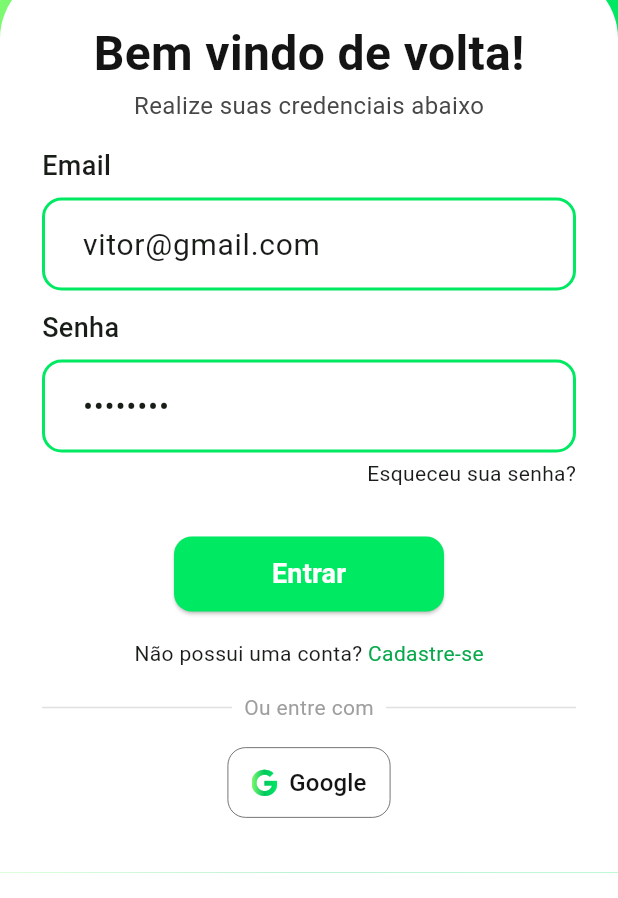
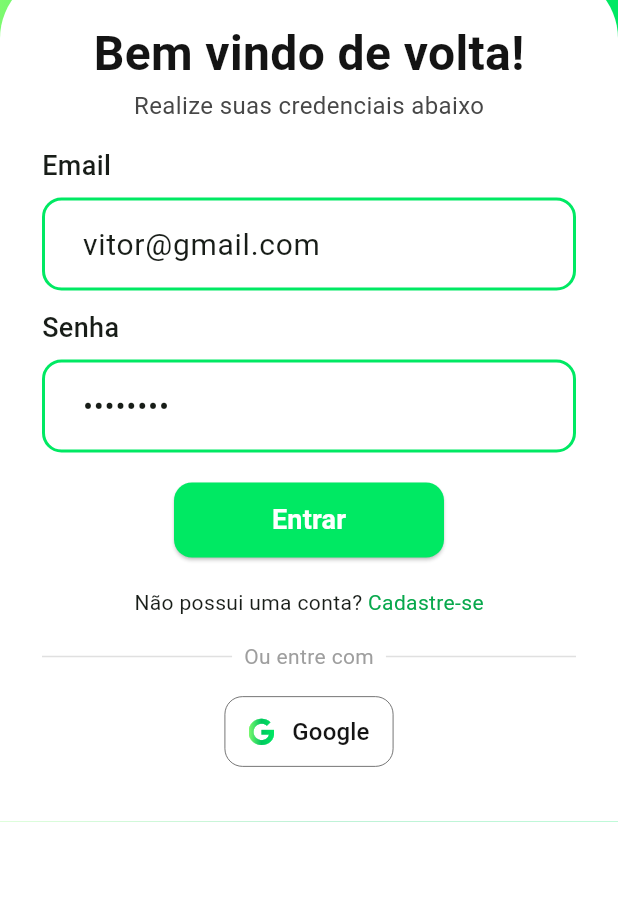
Before and after one commit to VitorMendonca62/flutter_firebase, a Flutter app: the screen it shows after launch, on a phone screen of 412 x 824 dp, the part 338-1236 px from its top. Run offline on Flutter 3.47's test engine with Material 3 defaults, Android fonts, the phone set to English and light mode, and no system bars; our stand-ins replace cloud_firestore, dio, firebase_auth, firebase_core, flutter_dotenv, font_awesome_flutter and 7 more; accounts and stored records are empty; Roboto replaces fonts that are missing (Montserrat).

Commit message:
refact: melhorando ainda mais loginpage

```diff
--- a/lib/screens/auth/pages/login_page.dart
+++ b/lib/screens/auth/pages/login_page.dart
@@ -77,7 +77,6 @@ class _LoginPageState extends State<LoginPage> {
 
                 return Padding(
                   padding: const EdgeInsets.all(16),
-                  child: Form(
                   child: Column(
                     children: [
                       Form(
@@ -105,20 +104,17 @@ class _LoginPageState extends State<LoginPage> {
                               minLines: 1,
                               maxLines: 1,
                             ),
-                              const SizedBox(
-                                height: 4,
-                              ),
-                              const Align(
-                                alignment: Alignment.centerRight,
-                                child: Text(
-                                  "Esqueceu sua senha?",
-                                  style: TextStyle(fontSize: 14),
-                                ),
-                              ),
-                            ],
-                          ),
-                        ),
-                        const SizedBox(height: 16),
+                            // const SizedBox(
+                            //   height: 4,
+                            // ),
+                            // const Align(
+                            //   alignment: Alignment.centerRight,
+                            //   child: Text(
+                            //     "Esqueceu sua senha?",
+                            //     style: TextStyle(fontSize: 14),
+                            //   ),
+                            // ),
+                            const SizedBox(height: 20),
                             FormButton(
                               label: "Entrar",
                               handleSubmit: () => _authBloc.authInput.add(
@@ -130,7 +126,10 @@ class _LoginPageState extends State<LoginPage> {
                               formKey: _formKey,
                             ),
                             const SizedBox(
-                          height: 8,
+                              height: 20,
+                            ),
+                          ],
+                        ),
                       ),
                       GestureDetector(
                         onTap: () {
@@ -166,7 +165,9 @@ class _LoginPageState extends State<LoginPage> {
                               padding: EdgeInsets.symmetric(horizontal: 8.0),
                               child: Text(
                                 'Ou entre com',
-                                  style: TextStyle(color: Colors.grey),
+                                style: TextStyle(
+                                  color: Colors.grey,
+                                ),
                               ),
                             ),
                             Expanded(
@@ -189,8 +190,10 @@ class _LoginPageState extends State<LoginPage> {
                             ),
                           ),
                           padding: const EdgeInsets.symmetric(
-                                horizontal: 16, vertical: 12),
-                            elevation: 0, // Remove box shadow
+                            horizontal: 16,
+                            vertical: 12,
+                          ),
+                          elevation: 0,
                         ),
                         onPressed: () {
                           _authBloc.authInput.add(
@@ -202,7 +205,8 @@ class _LoginPageState extends State<LoginPage> {
                           children: [
                             ShaderMask(
                               shaderCallback: (Rect bounds) {
-                                  return CapybaColors.greenGradient.createShader(bounds);
+                                return CapybaColors.greenGradient
+                                    .createShader(bounds);
                               },
                               child: const FaIcon(
                                 FontAwesomeIcons.google,
@@ -210,17 +214,18 @@ class _LoginPageState extends State<LoginPage> {
                                 size: 18,
                               ),
                             ),
-                              const SizedBox(width: 8),
+                            const SizedBox(width: 12),
                             Text(
                               "Google",
                               style: TextStyle(
-                                    color: CapybaColors.gray1, fontSize: 16),
+                                color: CapybaColors.gray1,
+                                fontSize: 16,
+                              ),
                             ),
                           ],
                         ),
                       ),
                     ],
-                    ),
                   ),
                 );
               },
--- a/lib/widgets/form_button.dart
+++ b/lib/widgets/form_button.dart
@@ -15,12 +15,7 @@ class FormButton extends StatelessWidget {
 
   @override
   Widget build(BuildContext context) {
-    return Padding(
-      padding: const EdgeInsets.only(
-        top: 16,
-        bottom: 10,
-      ),
-      child: ElevatedButton(
+    return ElevatedButton(
       style: ElevatedButton.styleFrom(
         backgroundColor: CapybaColors.capybaGreen,
         shape: RoundedRectangleBorder(
@@ -45,7 +40,6 @@ class FormButton extends StatelessWidget {
           fontWeight: FontWeight.bold,
         ),
       ),
-      ),
     );
   }
 }
```
Lines whose indentation alone changed are shown as unchanged.
